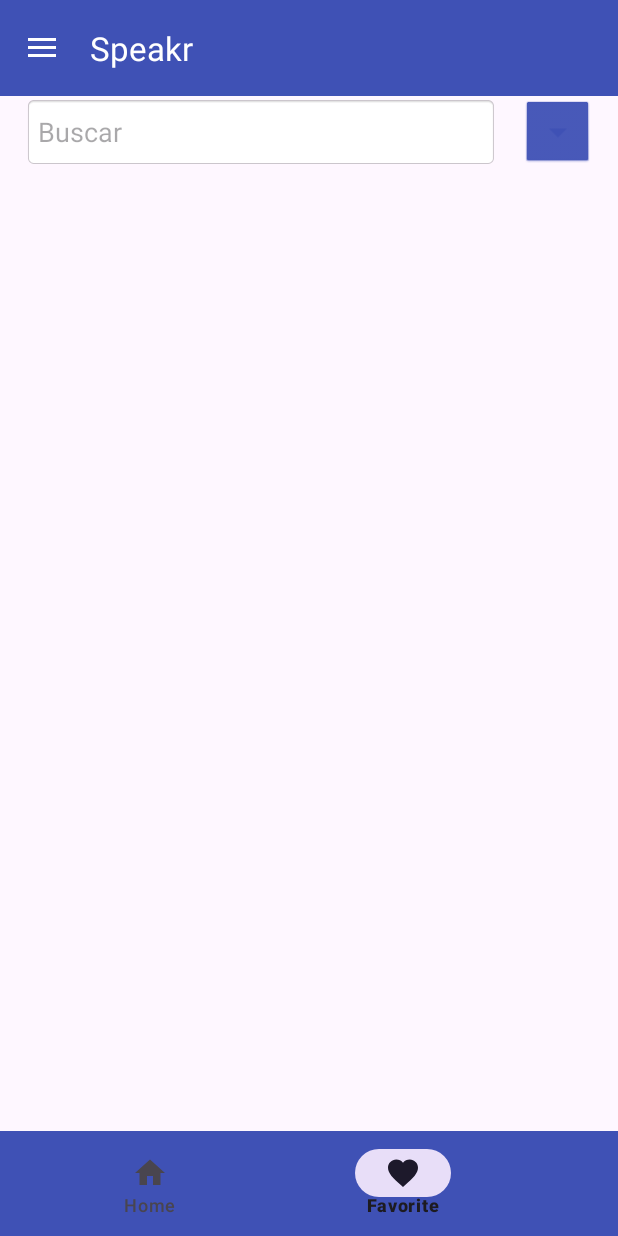
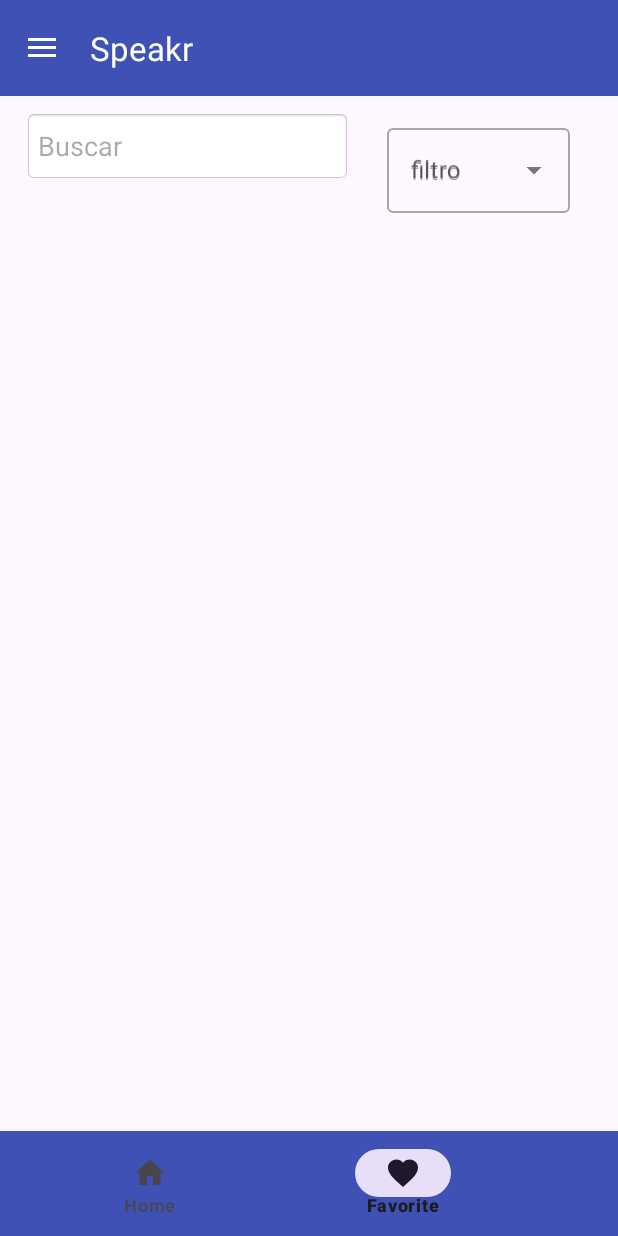
Before and after one commit to AnderLH/Reto1_grupo2_PMDM, an Android app: the HomeFragment screen opened directly, with no data from a screen before it, item 2 of the bottom bar chosen, on a phone screen of 412 x 824 dp. Run offline under Robolectric (Android 15) with nearby library versions, the phone set to English and light mode, and no system bars; pictures from the network do not load; 4 statements that could not run were skipped.

Commit message:
filtered songs

```diff
--- a/app/src/main/java/com/grupo2/speakr/data/repository/remote/RetrofitClient.kt
+++ b/app/src/main/java/com/grupo2/speakr/data/repository/remote/RetrofitClient.kt
@@ -11,7 +11,7 @@ object RetrofitClient {
     // esta es la ip a la que vamos a hacer peticiones (es localhost pero desde el emulador no deja)
     // NOTE acordarse de que hace falta actualizar el manifest
 
-    private const val API_URI = "http://10.5.7.81:8080/api/"
+    private const val API_URI = "http://10.5.7.156:8080/api/"
 
     var client = OkHttpClient.Builder().addInterceptor { chain ->
         val authToken = Speaker.userPreferences.fetchAuthToken()
--- a/app/src/main/java/com/grupo2/speakr/ui/songs/SongActivity.kt
+++ b/app/src/main/java/com/grupo2/speakr/ui/songs/SongActivity.kt
@@ -4,6 +4,8 @@ import com.grupo2.speakr.ui.songs.all.HomeFragment
 import androidx.appcompat.app.AppCompatActivity
 import android.os.Bundle
 import android.view.MenuItem
+import android.widget.ArrayAdapter
+import android.widget.AutoCompleteTextView
 import androidx.appcompat.app.ActionBarDrawerToggle
 import androidx.core.view.GravityCompat
 import androidx.fragment.app.Fragment
--- a/app/src/main/java/com/grupo2/speakr/ui/songs/all/HomeFragment.kt
+++ b/app/src/main/java/com/grupo2/speakr/ui/songs/all/HomeFragment.kt
@@ -8,17 +8,21 @@ import android.text.Editable
 import android.text.TextWatcher
 import android.util.Log
 import android.view.LayoutInflater
+import android.view.MenuItem
 import android.view.View
 import android.view.ViewGroup
+import android.widget.AdapterView
+import android.widget.ArrayAdapter
+import android.widget.AutoCompleteTextView
 import android.widget.Toast
 import androidx.fragment.app.Fragment
 import androidx.fragment.app.viewModels
 import androidx.lifecycle.Observer
+import com.grupo2.speakr.R
 import com.grupo2.speakr.data.Song
 import com.grupo2.speakr.data.repository.remote.RemoteSongDataSource
 import com.grupo2.speakr.databinding.FragmentSongsListBinding
 import com.grupo2.speakr.utils.Resource
-
 
 class HomeFragment : Fragment() {
 
@@ -32,6 +36,22 @@ class HomeFragment : Fragment() {
     ): View {
         val binding = FragmentSongsListBinding.inflate(inflater, container, false)
         val view = binding.root
+
+        val searchEditText = binding.searchSong
+        val filterTypes = listOf<String>("Titulo", "Autor")
+        val autoComplete: AutoCompleteTextView = binding.autoCompleteTxt
+        val adapter = context?.let { ArrayAdapter(it, R.layout.filter_menu_item, filterTypes) }
+
+        autoComplete.setAdapter(adapter)
+        autoComplete.setOnClickListener{
+            val emptyString = ""
+            binding.searchSong.setText(emptyString).toString()
+            AdapterView.OnItemClickListener{
+                    adapterView, view, i, l ->
+                val selectedItem = adapterView.getItemAtPosition(i)
+                //Toast.makeText(this, "Item: $selectedItem", Toast.LENGTH_SHORT).show()
+            }
+        }
 
         songListAdapter = SongAdapter(::onSongsListClickItem, ::onImageButtonClick)
         binding.songsList.adapter = songListAdapter
@@ -55,7 +75,7 @@ class HomeFragment : Fragment() {
             }
         })
 
-        val searchEditText = binding.searchSong
+
         searchEditText.addTextChangedListener(object : TextWatcher {
             override fun afterTextChanged(s: Editable?) {
             }
@@ -65,8 +85,13 @@ class HomeFragment : Fragment() {
 
             override fun onTextChanged(s: CharSequence?, start: Int, before: Int, count: Int) {
                 val query = s.toString()
-                viewModel.filterSongs(query)
+                if(binding.autoCompleteTxt.text.toString() == filterTypes[0]) {
+                    viewModel.filterSongsTitle(query)
+                }else {
+                    viewModel.filterSongsAuthor(query)
+                }
             }
+
         })
 
         return view
--- a/app/src/main/java/com/grupo2/speakr/ui/songs/favourite/FavouriteFragment.kt
+++ b/app/src/main/java/com/grupo2/speakr/ui/songs/favourite/FavouriteFragment.kt
@@ -10,10 +10,14 @@ import android.util.Log
 import android.view.LayoutInflater
 import android.view.View
 import android.view.ViewGroup
+import android.widget.AdapterView
+import android.widget.ArrayAdapter
+import android.widget.AutoCompleteTextView
 import android.widget.Toast
 import androidx.fragment.app.Fragment
 import androidx.fragment.app.viewModels
 import androidx.lifecycle.Observer
+import com.grupo2.speakr.R
 import com.grupo2.speakr.data.Song
 import com.grupo2.speakr.data.repository.remote.RemoteSongDataSource
 import com.grupo2.speakr.databinding.FragmentSongsListBinding
@@ -32,6 +36,19 @@ class FavouriteFragment : Fragment() {
         val binding = FragmentSongsListBinding.inflate(inflater, container, false)
         val view = binding.root
 
+        val filterTypes = listOf<String>("Titulo", "Autor")
+        val autoComplete: AutoCompleteTextView = binding.autoCompleteTxt
+        val adapter = context?.let { ArrayAdapter(it, R.layout.filter_menu_item, filterTypes) }
+
+        autoComplete.setAdapter(adapter)
+        autoComplete.setOnClickListener{
+            AdapterView.OnItemClickListener{
+                    adapterView, view, i, l ->
+                val selectedItem = adapterView.getItemAtPosition(i)
+                //Toast.makeText(this, "Item: $selectedItem", Toast.LENGTH_SHORT).show()
+            }
+        }
+
         favouriteListAdapter = FavouriteListAdapter(::onSongsListClickItem, ::onImageButtonClick)
         binding.songsList.adapter = favouriteListAdapter
 
@@ -39,10 +56,8 @@ class FavouriteFragment : Fragment() {
             if (it != null) {
                 when (it.status) {
                     Resource.Status.SUCCESS -> {
-                        if (it != null) {
-                            if (it.data != null) {
-                                favouriteListAdapter.submitList(it.data)
-                            }
+                        if (it.data != null) {
+                            favouriteListAdapter.submitList(it.data)
                         }
                     }
 
@@ -66,7 +81,12 @@ class FavouriteFragment : Fragment() {
 
             override fun onTextChanged(s: CharSequence?, start: Int, before: Int, count: Int) {
                 val query = s.toString()
-                viewModel.filterSongs(query)
+                if(binding.autoCompleteTxt.text.equals("Titulo")) {
+                    viewModel.filterSongsTitle(query)
+                }else {
+                    viewModel.filterSongsAuthor(query)
+                }
+
             }
         })
 
--- a/app/src/main/res/layout/fragment_songs_list.xml
+++ b/app/src/main/res/layout/fragment_songs_list.xml
@@ -34,13 +34,24 @@
                 android:minHeight="48dp" />
 
             <!-- Botón con menú desplegable de opciones -->
-            <Button
-                android:id="@+id/optionsButton"
-                android:layout_width="48dp"
-                android:layout_height="48dp"
-                android:layout_marginStart="8dp"
-                android:background="@android:drawable/btn_dropdown"
-                android:contentDescription="Opciones" />
+
+            <com.google.android.material.textfield.TextInputLayout
+                android:layout_width="wrap_content"
+                android:layout_height="wrap_content"
+                android:layout_margin="16dp"
+                android:hint="@string/filter"
+                style="@style/Widget.MaterialComponents.TextInputLayout.OutlinedBox.ExposedDropdownMenu">
+
+                <AutoCompleteTextView
+                    android:id="@+id/auto_complete_txt"
+                    android:layout_width="match_parent"
+                    android:layout_height="wrap_content"
+                    android:hint="@string/filter"
+                    android:inputType="none"
+                    tools:ignore="TouchTargetSizeCheck" />
+
+            </com.google.android.material.textfield.TextInputLayout>
+
         </LinearLayout>
 
         <!-- Sección de Listas con RecyclerView debajo de top_section -->
--- a/app/src/main/res/menu/bottom_menu.xml
+++ b/app/src/main/res/menu/bottom_menu.xml
@@ -9,5 +9,4 @@
         android:id="@+id/bottom_favorite"
         android:title="Favorite"
         android:icon="@drawable/favorite"/>
-
 </menu>
--- a/app/src/main/res/values/strings.xml
+++ b/app/src/main/res/values/strings.xml
@@ -3,6 +3,7 @@
     <string name="nav_open">Open Navigator Drawer</string>
     <string name="nav_close">Close Navigator Drawer</string>
 
+    <string name="filter">filtro</string>
 
     <string name="emailString">EMAIL</string>
     <string name="passString">PASSWORD</string>
--- a/app/src/main/res/xml/network_security_config.xml
+++ b/app/src/main/res/xml/network_security_config.xml
@@ -3,6 +3,6 @@
     <domain-config cleartextTrafficPermitted="true">
         <!-- mi localhost -->
         <domain includeSubdomains="true">10.0.2.2</domain>
-        <domain includeSubdomains="true">10.5.7.81</domain>
+        <domain includeSubdomains="true">10.5.7.156</domain>
     </domain-config>
 </network-security-config>
```
Also changed, not shown: app/src/main/java/com/grupo2/speakr/ui/songs/all/SongListViewModel.kt (+19 -4 lines), app/src/main/java/com/grupo2/speakr/ui/songs/favourite/FavouriteViewModel.kt (+18 -1 lines), app/src/main/res/layout/filter_menu_item.xml (added, +10 -0 lines).
